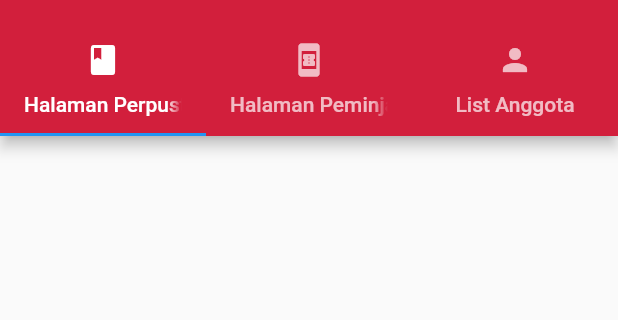
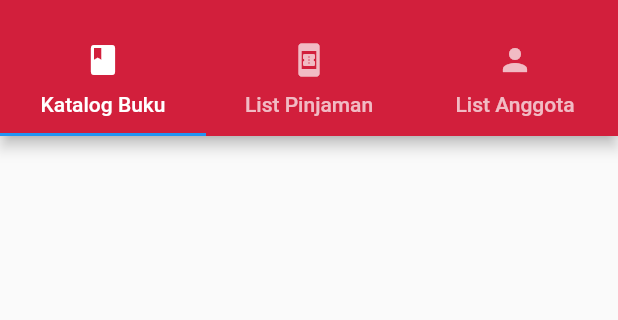
Before and after one commit to NicklausFW/sertifikasi_nicklaus, a Flutter app: the screen it shows after launch, on a phone screen of 412 x 824 dp, the part 59-379 px from its top. Run offline on Flutter 3.47's test engine with Material 2 defaults, Android fonts, the phone set to English and light mode, and no system bars; our stand-ins replace sqflite; accounts and stored records are empty.

Commit message:
Koreksi text judul tab

```diff
--- a/lib/views/pages/perpustakaan_page.dart
+++ b/lib/views/pages/perpustakaan_page.dart
@@ -32,11 +32,11 @@ class _PerpustakaanPageState extends State<PerpustakaanPage> {
           bottom: TabBar(
             tabs: [
               Tab(
-                text: 'Halaman Perpustakaan',
+                text: 'Katalog Buku',
                 icon: Icon(Icons.book),
               ),
               Tab(
-                text: 'Halaman Peminjaman',
+                text: 'List Pinjaman',
                 icon: Icon(Icons.book_online),
               ),
               Tab(
```
